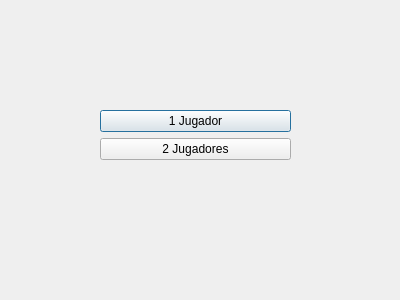
Old version of the form Juego/VideoGame/jugar.ui in the repository juanMaRF/Proyecto-Final.
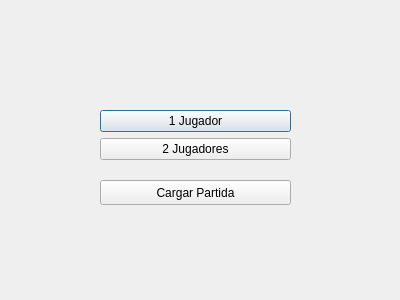
New version of the form.

```diff
--- a/Juego/VideoGame/jugar.ui
+++ b/Juego/VideoGame/jugar.ui
@@ -13,7 +13,7 @@
   <property name="windowTitle">
    <string>Dialog</string>
   </property>
-  <widget class="QWidget" name="">
+  <widget class="QWidget" name="layoutWidget">
    <property name="geometry">
     <rect>
      <x>100</x>
@@ -39,6 +39,19 @@
     </item>
    </layout>
   </widget>
+  <widget class="QPushButton" name="pushButton_3">
+   <property name="geometry">
+    <rect>
+     <x>100</x>
+     <y>180</y>
+     <width>191</width>
+     <height>25</height>
+    </rect>
+   </property>
+   <property name="text">
+    <string>Cargar Partida</string>
+   </property>
+  </widget>
  </widget>
  <resources/>
  <connections/>
```
